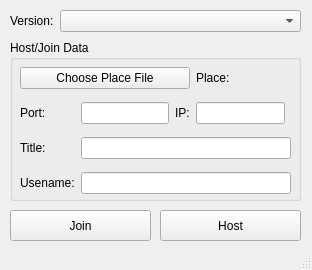
Old version of the form hexine.ui in the repository bbomb64/hexine-launcher.
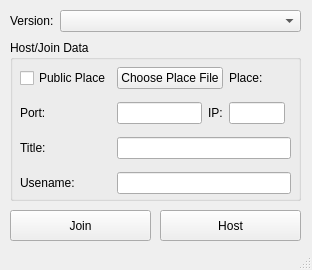
New version of the form.

Commit message: Added option for public/private places

The edit to the form file:
```diff
--- a/hexine.ui
+++ b/hexine.ui
@@ -151,13 +151,6 @@
         </property>
        </widget>
       </item>
-      <item row="0" column="0" colspan="3">
-       <widget class="QPushButton" name="placeButton">
-        <property name="text">
-         <string>Choose Place File</string>
-        </property>
-       </widget>
-      </item>
       <item row="2" column="1" colspan="4">
        <widget class="QLineEdit" name="title"/>
       </item>
@@ -171,6 +164,20 @@
       <item row="3" column="1" colspan="4">
        <widget class="QLineEdit" name="usernameField"/>
       </item>
+      <item row="0" column="1" colspan="2">
+       <widget class="QPushButton" name="placeButton">
+        <property name="text">
+         <string>Choose Place File</string>
+        </property>
+       </widget>
+      </item>
+      <item row="0" column="0">
+       <widget class="QCheckBox" name="isPublic">
+        <property name="text">
+         <string>Public Place</string>
+        </property>
+       </widget>
+      </item>
      </layout>
     </widget>
    </widget>
```
The commit also changes 3 other files.
